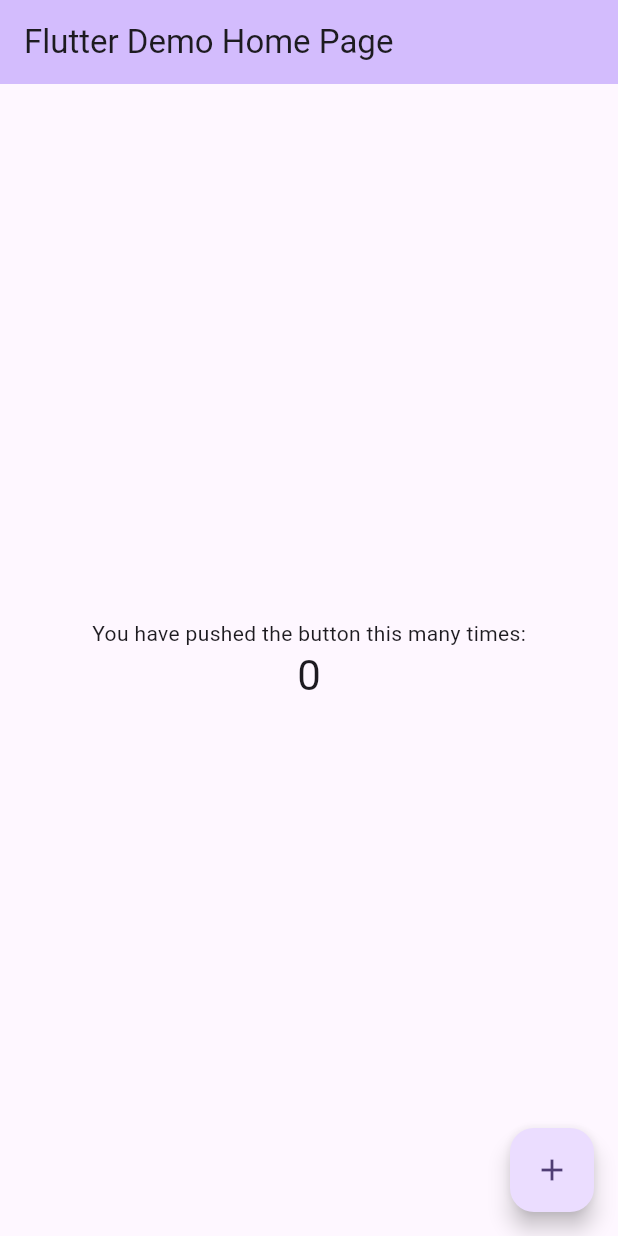
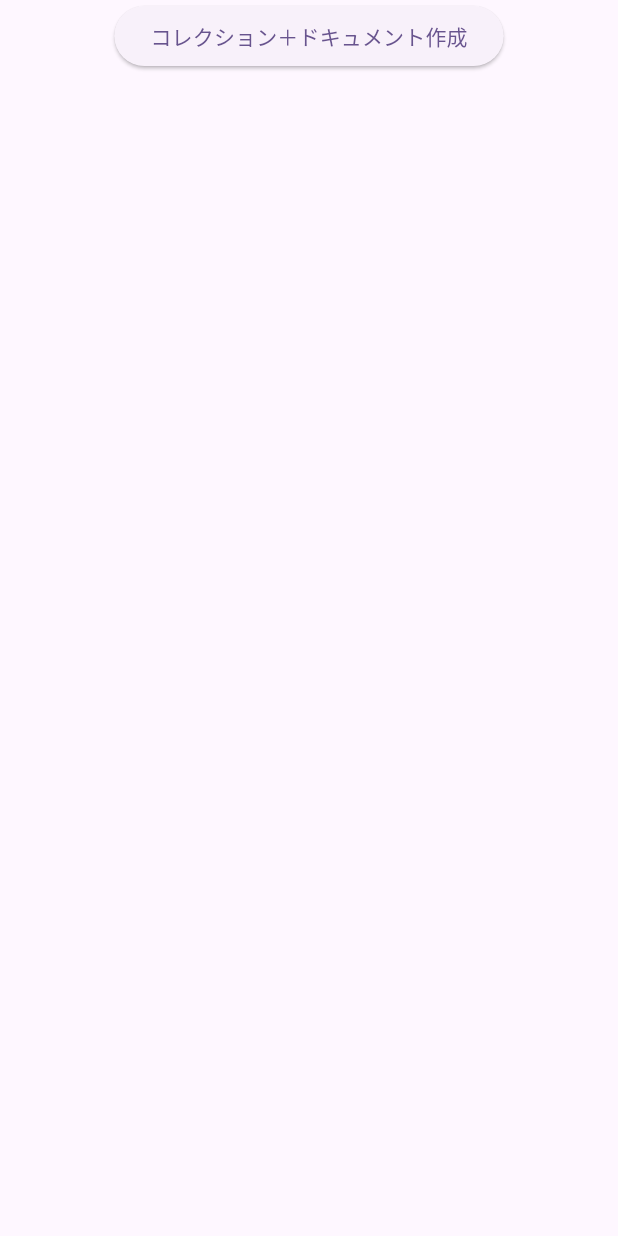
Before and after one commit to mura4906/flutter_web_test1, a Flutter app: the screen it shows after launch, on a phone screen of 412 x 824 dp. Run offline on Flutter 3.47's test engine with Material 3 defaults, Android fonts, the phone set to English and light mode, and no system bars; our stand-ins replace cloud_firestore, firebase_core; accounts and stored records are empty.

Commit message:
firebase初期化

```diff
--- /dev/null
+++ b/lib/firebase_firestore.dart
@@ -0,0 +1,31 @@
+import 'package:cloud_firestore/cloud_firestore.dart';
+import 'package:flutter/material.dart';
+
+class MyFirestorePage extends StatefulWidget {
+  @override
+  _MyFirestorePageState createState() => _MyFirestorePageState();
+}
+
+class _MyFirestorePageState extends State<MyFirestorePage> {
+  @override
+  Widget build(BuildContext context) {
+    return Scaffold(
+      body: Center(
+        child: Column(
+          children: <Widget>[
+            ElevatedButton(
+              child: Text('コレクション＋ドキュメント作成'),
+              onPressed: () async {
+                // ドキュメント作成
+                await FirebaseFirestore.instance
+                    .collection('users') // コレクションID
+                    .doc('id_abc') // ドキュメントID
+                    .set({'name': '鈴木', 'age': 40}); // データ
+              },
+            ),
+          ],
+        ),
+      ),
+    );
+  }
+}
--- a/lib/main.dart
+++ b/lib/main.dart
@@ -1,6 +1,13 @@
+import 'package:firebase_core/firebase_core.dart';
 import 'package:flutter/material.dart';
+import 'package:my_web_app/firebase_firestore.dart';
+import 'package:my_web_app/firebase_options.dart';
 
-void main() {
+Future<void> main() async {
+  WidgetsFlutterBinding.ensureInitialized();
+  await Firebase.initializeApp(
+    options: DefaultFirebaseOptions.currentPlatform,
+  );
   runApp(const MyApp());
 }
 
@@ -31,7 +38,7 @@
         colorScheme: ColorScheme.fromSeed(seedColor: Colors.deepPurple),
         useMaterial3: true,
       ),
-      home: const MyHomePage(title: 'Flutter Demo Home Page'),
+      home: MyFirestorePage(),
     );
   }
 }
--- a/pubspec.yaml
+++ b/pubspec.yaml
@@ -35,6 +35,8 @@ dependencies:
   # The following adds the Cupertino Icons font to your application.
   # Use with the CupertinoIcons class for iOS style icons.
   cupertino_icons: ^1.0.8
+  cloud_firestore: ^5.6.2
+  firebase_core: ^3.10.1
 
 dev_dependencies:
   flutter_test:
```
Also changed, not shown: firebase.json, lib/firebase_options.dart (added), pubspec.lock, 6 other files.
